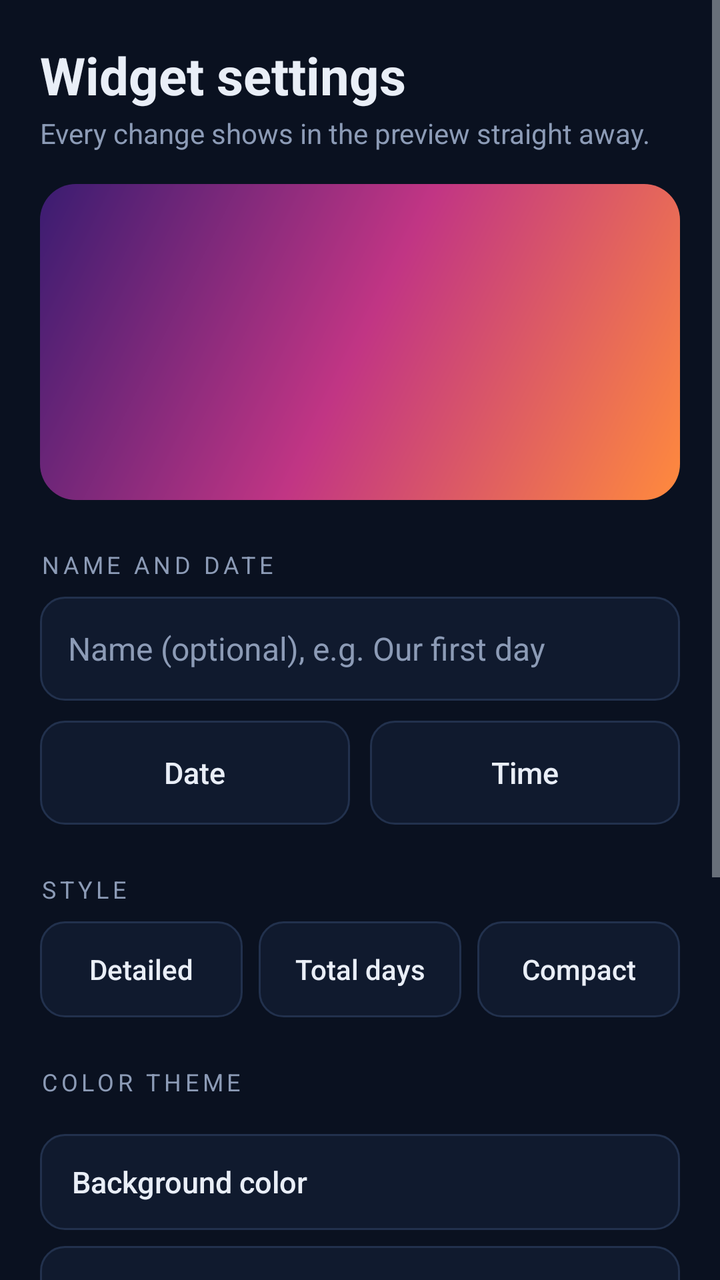
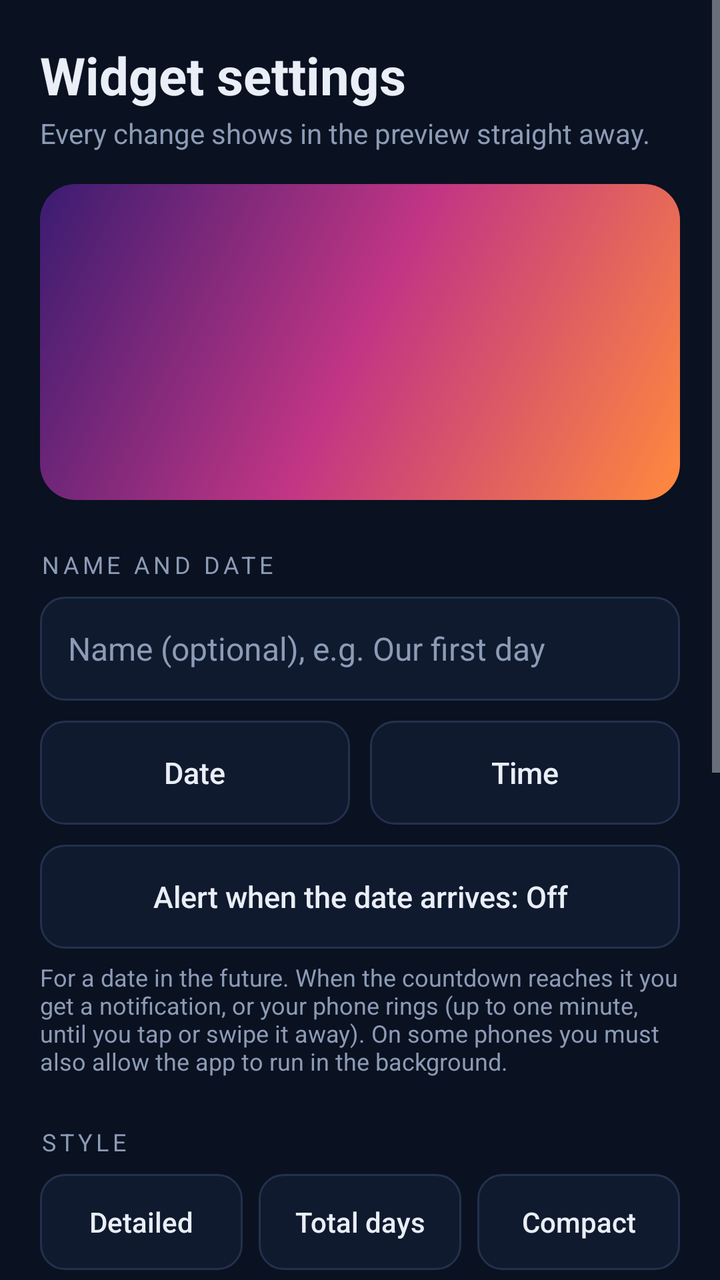

The first picture is an Android layout as it rendered before a commit; the second is the same layout after the commit. The layout source and the unified diff follow.
<!-- AndroidManifest.xml: application theme AppTheme -->
<!-- res/layout/activity_config.xml -->
<?xml version="1.0" encoding="utf-8"?>
<ScrollView xmlns:android="http://schemas.android.com/apk/res/android"
    android:layout_width="match_parent"
    android:layout_height="match_parent"
    android:background="@color/bg"
    android:fillViewport="true">

    <LinearLayout
        android:layout_width="match_parent"
        android:layout_height="wrap_content"
        android:orientation="vertical"
        android:padding="20dp">

        <TextView
            android:layout_width="match_parent"
            android:layout_height="wrap_content"
            android:text="Widget settings"
            android:textColor="@color/fg"
            android:textSize="26sp"
            android:textStyle="bold" />

        <TextView
            android:layout_width="match_parent"
            android:layout_height="wrap_content"
            android:layout_marginTop="2dp"
            android:text="Every change shows in the preview straight away."
            android:textColor="@color/muted"
            android:textSize="14sp" />

        <FrameLayout
            android:layout_width="match_parent"
            android:layout_height="wrap_content"
            android:layout_marginTop="16dp"
            android:background="@drawable/preview_backdrop"
            android:padding="14dp">

            <FrameLayout
                android:id="@+id/preview_host"
                android:layout_width="match_parent"
                android:layout_height="130dp" />
        </FrameLayout>

        <TextView
            android:layout_width="wrap_content"
            android:layout_height="wrap_content"
            android:layout_marginTop="24dp"
            android:letterSpacing="0.16"
            android:text="Name and date"
            android:textAllCaps="true"
            android:textColor="@color/muted"
            android:textSize="12sp" />

        <EditText
            android:id="@+id/et_label"
            android:layout_width="match_parent"
            android:layout_height="52dp"
            android:layout_marginTop="8dp"
            android:background="@drawable/bg_field"
            android:hint="@string/hint_label"
            android:imeOptions="actionDone"
            android:inputType="textCapSentences"
            android:maxLength="40"
            android:maxLines="1"
            android:paddingHorizontal="14dp"
            android:textColor="@color/fg"
            android:textColorHint="@color/muted"
            android:textSize="16sp" />

        <LinearLayout
            android:layout_width="match_parent"
            android:layout_height="wrap_content"
            android:layout_marginTop="10dp"
            android:orientation="horizontal">

            <Button
                android:id="@+id/btn_date"
                android:layout_width="0dp"
                android:layout_height="52dp"
                android:layout_marginEnd="5dp"
                android:layout_weight="1"
                android:background="@drawable/bg_button_outline"
                android:stateListAnimator="@null"
                android:text="Date"
                android:textAllCaps="false"
                android:textColor="@color/fg"
                android:textSize="15sp" />

            <Button
                android:id="@+id/btn_time"
                android:layout_width="0dp"
                android:layout_height="52dp"
                android:layout_marginStart="5dp"
                android:layout_weight="1"
                android:background="@drawable/bg_button_outline"
                android:stateListAnimator="@null"
                android:text="Time"
                android:textAllCaps="false"
                android:textColor="@color/fg"
                android:textSize="15sp" />
        </LinearLayout>

        <TextView
            android:layout_width="wrap_content"
            android:layout_height="wrap_content"
            android:layout_marginTop="24dp"
            android:letterSpacing="0.16"
            android:text="Style"
            android:textAllCaps="true"
            android:textColor="@color/muted"
            android:textSize="12sp" />

        <LinearLayout
            android:layout_width="match_parent"
            android:layout_height="wrap_content"
            android:layout_marginTop="8dp"
            android:orientation="horizontal">

            <Button
                android:id="@+id/st_detailed"
                android:layout_width="0dp"
                android:layout_height="48dp"
                android:layout_marginEnd="4dp"
                android:layout_weight="1"
                android:background="@drawable/bg_button_outline"
                android:stateListAnimator="@null"
                android:text="Detailed"
                android:textAllCaps="false"
                android:textColor="@color/fg"
                android:textSize="14sp" />

            <Button
                android:id="@+id/st_days"
                android:layout_width="0dp"
                android:layout_height="48dp"
                android:layout_marginStart="4dp"
                android:layout_marginEnd="4dp"
                android:layout_weight="1"
                android:background="@drawable/bg_button_outline"
                android:stateListAnimator="@null"
                android:text="Total days"
                android:textAllCaps="false"
                android:textColor="@color/fg"
                android:textSize="14sp" />

            <Button
                android:id="@+id/st_compact"
                android:layout_width="0dp"
                android:layout_height="48dp"
                android:layout_marginStart="4dp"
                android:layout_weight="1"
                android:background="@drawable/bg_button_outline"
                android:stateListAnimator="@null"
                android:text="Compact"
                android:textAllCaps="false"
                android:textColor="@color/fg"
                android:textSize="14sp" />
        </LinearLayout>

        <TextView
            android:layout_width="wrap_content"
            android:layout_height="wrap_content"
            android:layout_marginTop="24dp"
            android:letterSpacing="0.16"
            android:text="Color theme"
            android:textAllCaps="true"
            android:textColor="@color/muted"
            android:textSize="12sp" />

        <HorizontalScrollView
            android:layout_width="match_parent"
            android:layout_height="wrap_content"
            android:layout_marginTop="8dp"
            android:scrollbars="none">

            <LinearLayout
                android:id="@+id/presets_row"
                android:layout_width="wrap_content"
                android:layout_height="wrap_content"
                android:orientation="horizontal" />
        </HorizontalScrollView>

        <Button
            android:id="@+id/btn_c_bg"
            android:layout_width="match_parent"
            android:layout_height="48dp"
            android:layout_marginTop="10dp"
            android:background="@drawable/bg_button_outline"
            android:gravity="start|center_vertical"
            android:paddingHorizontal="16dp"
            android:stateListAnimator="@null"
            android:text="Background color"
            android:textAllCaps="false"
            android:textColor="@color/fg"
            android:textSize="15sp" />

        <Button
            android:id="@+id/btn_c_fg"
            android:layout_width="match_parent"
            android:layout_height="48dp"
            android:layout_marginTop="8dp"
            android:background="@drawable/bg_button_outline"
            android:gravity="start|center_vertical"
            android:paddingHorizontal="16dp"
            android:stateListAnimator="@null"
            android:text="Text color"
            android:textAllCaps="false"
            android:textColor="@color/fg"
            android:textSize="15sp" />

        <Button
            android:id="@+id/btn_c_accent"
            android:layout_width="match_parent"
            android:layout_height="48dp"
            android:layout_marginTop="8dp"
            android:background="@drawable/bg_button_outline"
            android:gravity="start|center_vertical"
            android:paddingHorizontal="16dp"
            android:stateListAnimator="@null"
            android:text="Accent color"
            android:textAllCaps="false"
            android:textColor="@color/fg"
            android:textSize="15sp" />

        <TextView
            android:layout_width="wrap_content"
            android:layout_height="wrap_content"
            android:layout_marginTop="24dp"
            android:letterSpacing="0.16"
            android:text="Transparency"
            android:textAllCaps="true"
            android:textColor="@color/muted"
            android:textSize="12sp" />

        <TextView
            android:id="@+id/tv_opacity"
            android:layout_width="match_parent"
            android:layout_height="wrap_content"
            android:layout_marginTop="8dp"
            android:text="Background opacity: 100%"
            android:textColor="@color/fg"
            android:textSize="15sp" />

        <SeekBar
            android:id="@+id/sb_opacity"
            android:layout_width="match_parent"
            android:layout_height="wrap_content"
            android:layout_marginTop="4dp"
            android:max="100"
            android:progress="100" />

        <TextView
            android:layout_width="match_parent"
            android:layout_height="wrap_content"
            android:text="At 0% only the text shows, floating over your wallpaper."
            android:textColor="@color/muted"
            android:textSize="12sp" />

        <Button
            android:id="@+id/btn_save"
            android:layout_width="match_parent"
            android:layout_height="52dp"
            android:layout_marginTop="28dp"
            android:background="@drawable/bg_button_primary"
            android:stateListAnimator="@null"
            android:text="Save widget"
            android:textAllCaps="false"
            android:textColor="@color/on_accent"
            android:textSize="16sp"
            android:textStyle="bold" />
    </LinearLayout>
</ScrollView>
<!-- resources referenced by this layout -->
<resources>
  <color name="bg">#0A1120</color>
  <color name="fg">#E9EEF7</color>
  <color name="muted">#8C9BB6</color>
  <color name="on_accent">#1B0B03</color>
  <!-- drawable bg_button_outline (drawable) -->
  <?xml version="1.0" encoding="utf-8"?>
  <ripple xmlns:android="http://schemas.android.com/apk/res/android"
      android:color="#33FFFFFF">
      <item>
          <shape android:shape="rectangle">
              <solid android:color="@color/surface" />
              <stroke
                  android:width="1dp"
                  android:color="@color/line" />
              <corners android:radius="12dp" />
          </shape>
      </item>
  </ripple>
  <!-- drawable bg_button_primary (drawable) -->
  <?xml version="1.0" encoding="utf-8"?>
  <ripple xmlns:android="http://schemas.android.com/apk/res/android"
      android:color="#33FFFFFF">
      <item>
          <shape android:shape="rectangle">
              <solid android:color="@color/accent" />
              <corners android:radius="12dp" />
          </shape>
      </item>
  </ripple>
  <!-- drawable bg_field (drawable) -->
  <?xml version="1.0" encoding="utf-8"?>
  <shape xmlns:android="http://schemas.android.com/apk/res/android"
      android:shape="rectangle">
      <solid android:color="@color/surface" />
      <stroke
          android:width="1dp"
          android:color="@color/line" />
      <corners android:radius="12dp" />
  </shape>
  <!-- drawable preview_backdrop (drawable) -->
  <?xml version="1.0" encoding="utf-8"?>
  <shape xmlns:android="http://schemas.android.com/apk/res/android"
      android:shape="rectangle">
      <gradient
          android:angle="135"
          android:centerColor="#C13584"
          android:endColor="#3A1C71"
          android:startColor="#FF8A3D" />
      <corners android:radius="18dp" />
  </shape>
  <string name="hint_label">Name (optional), e.g. Our first day</string>
  <style name="AppTheme" parent="android:Theme.DeviceDefault.NoActionBar">
          <item name="android:windowBackground">@color/bg</item>
          <item name="android:statusBarColor">@color/bg</item>
          <item name="android:navigationBarColor">@color/bg</item>
          <item name="android:colorAccent">@color/accent</item>
      </style>
  <color name="surface">#101A2E</color>
  <color name="line">#22314D</color>
  <color name="accent">#FF6A2B</color>
</resources>

<!-- the commit's change to res/layout/activity_config.xml (unified diff, before → after) -->
@@ -99,6 +99,26 @@
                 android:textSize="15sp" />
         </LinearLayout>
 
+        <Button
+            android:id="@+id/btn_since_alert"
+            android:layout_width="match_parent"
+            android:layout_height="52dp"
+            android:layout_marginTop="10dp"
+            android:background="@drawable/bg_button_outline"
+            android:stateListAnimator="@null"
+            android:text="Alert when the date arrives: Off"
+            android:textAllCaps="false"
+            android:textColor="@color/fg"
+            android:textSize="15sp" />
+
+        <TextView
+            android:layout_width="match_parent"
+            android:layout_height="wrap_content"
+            android:layout_marginTop="6dp"
+            android:text="For a date in the future. When the countdown reaches it you get a notification, or your phone rings (up to one minute, until you tap or swipe it away). On some phones you must also allow the app to run in the background."
+            android:textColor="@color/muted"
+            android:textSize="12sp" />
+
         <TextView
             android:layout_width="wrap_content"
             android:layout_height="wrap_content"
